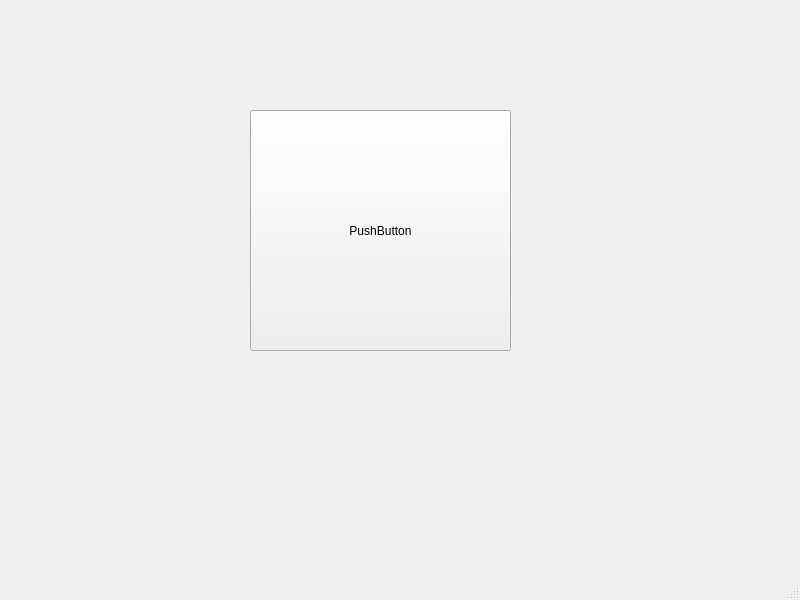
Old version of the form mainwindow.ui in the repository vtulonen/language-difficulty-guide.
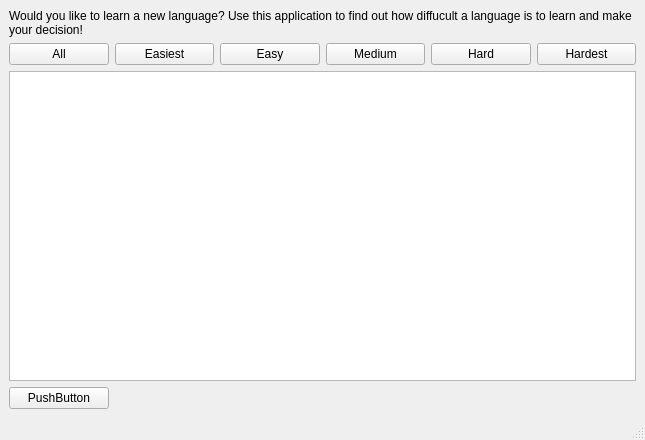
New version of the form.

Commit message: add list display for languages and buttons for filtering

The edit to the form file:
```diff
--- a/mainwindow.ui
+++ b/mainwindow.ui
@@ -6,27 +6,91 @@
    <rect>
     <x>0</x>
     <y>0</y>
-    <width>800</width>
-    <height>600</height>
+    <width>645</width>
+    <height>440</height>
    </rect>
   </property>
   <property name="windowTitle">
    <string>MainWindow</string>
   </property>
   <widget class="QWidget" name="centralwidget">
-   <widget class="QPushButton" name="pushButton">
-    <property name="geometry">
-     <rect>
-      <x>250</x>
-      <y>110</y>
-      <width>261</width>
-      <height>241</height>
-     </rect>
-    </property>
-    <property name="text">
-     <string>PushButton</string>
-    </property>
-   </widget>
+   <layout class="QGridLayout" name="gridLayout">
+    <item row="1" column="0">
+     <widget class="QPushButton" name="btn_filter_all">
+      <property name="text">
+       <string>All</string>
+      </property>
+     </widget>
+    </item>
+    <item row="5" column="0">
+     <widget class="QPushButton" name="pushButton">
+      <property name="text">
+       <string>PushButton</string>
+      </property>
+     </widget>
+    </item>
+    <item row="1" column="1">
+     <widget class="QPushButton" name="btn_filter_easiest">
+      <property name="text">
+       <string>Easiest</string>
+      </property>
+     </widget>
+    </item>
+    <item row="1" column="2">
+     <widget class="QPushButton" name="btn_filter_easy">
+      <property name="text">
+       <string>Easy</string>
+      </property>
+     </widget>
+    </item>
+    <item row="1" column="3">
+     <widget class="QPushButton" name="btn_filter_medium">
+      <property name="text">
+       <string>Medium</string>
+      </property>
+     </widget>
+    </item>
+    <item row="1" column="4">
+     <widget class="QPushButton" name="btn_filter_hard">
+      <property name="text">
+       <string>Hard</string>
+      </property>
+     </widget>
+    </item>
+    <item row="1" column="5">
+     <widget class="QPushButton" name="btn_filter_hardest">
+      <property name="text">
+       <string>Hardest</string>
+      </property>
+     </widget>
+    </item>
+    <item row="4" column="0" colspan="6">
+     <widget class="QListWidget" name="listWidgetLanguages">
+      <property name="isWrapping" stdset="0">
+       <bool>true</bool>
+      </property>
+      <property name="sortingEnabled">
+       <bool>true</bool>
+      </property>
+     </widget>
+    </item>
+    <item row="0" column="0" colspan="6">
+     <widget class="QLabel" name="label">
+      <property name="autoFillBackground">
+       <bool>false</bool>
+      </property>
+      <property name="text">
+       <string>Would you like to learn a new language? Use this application to find out how diffucult a language is to learn and make your decision!</string>
+      </property>
+      <property name="wordWrap">
+       <bool>true</bool>
+      </property>
+      <property name="margin">
+       <number>0</number>
+      </property>
+     </widget>
+    </item>
+   </layout>
   </widget>
   <widget class="QMenuBar" name="menubar">
    <property name="geometry">
```
Left out of the diff: 2 changed lines with no effect on the pictures. The commit also changes 2 other files.
